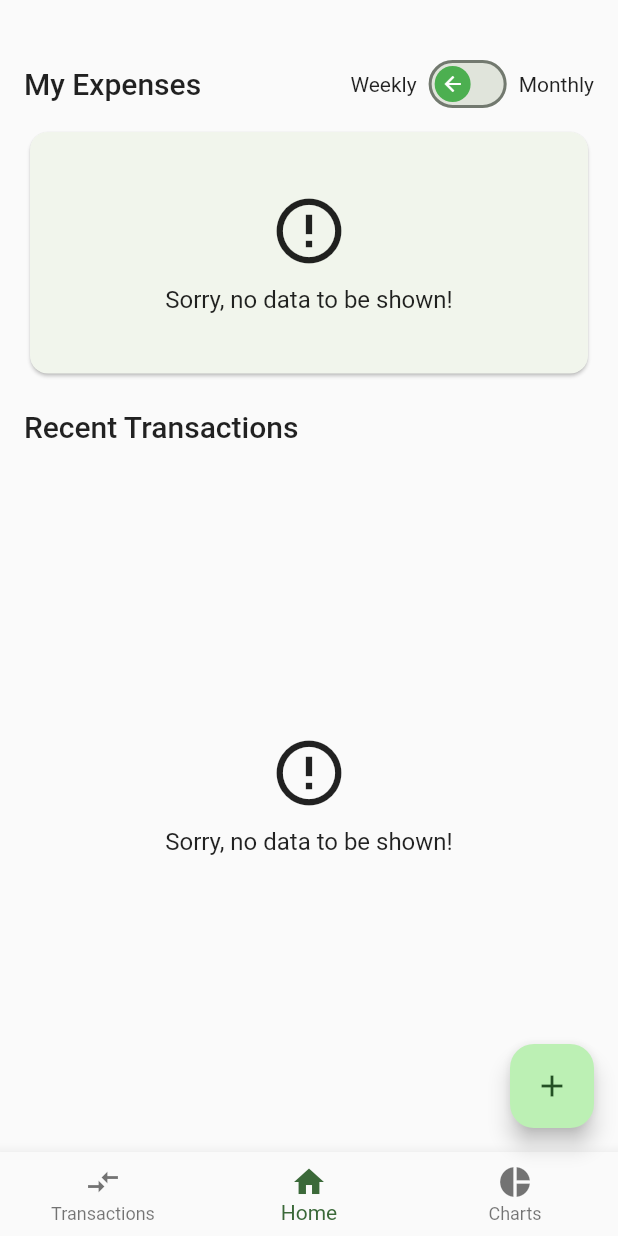
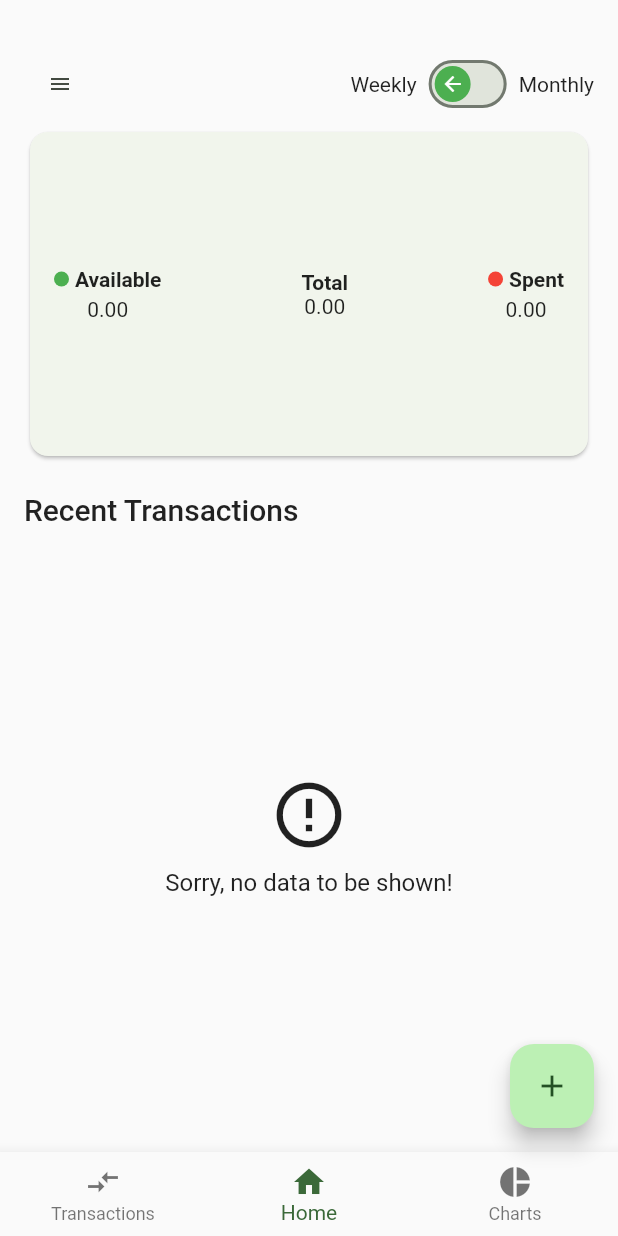
Before and after one commit to dev-aalmonte/expense-tracker, a Flutter app: the TabsPage screen opened by its route, on a phone screen of 412 x 824 dp. Run offline on Flutter 3.47's test engine with Material 2 defaults, Android fonts, the phone set to English and light mode, and no system bars; drawn by our look-alikes of fl_chart; our stand-ins replace flutter_multi_formatter, jiffy, shared_preferences, sqflite; missing offline and left inert: auto_size_text_field; accounts and stored records are empty.

Commit message:
Integrate Accounts on transactions

```diff
--- a/lib/helpers/db_helper.dart
+++ b/lib/helpers/db_helper.dart
@@ -1,3 +1,4 @@
+import 'package:expense_tracker/models/db_where.dart';
 import 'package:shared_preferences/shared_preferences.dart';
 import 'package:sqflite/sqflite.dart' as sql;
 import 'package:path/path.dart' as path;
@@ -37,6 +38,13 @@ class DBHelper {
     return db.insert(table, data, conflictAlgorithm: ConflictAlgorithm.replace);
   }
 
+  static Future<int> update(
+      String table, Map<String, dynamic> values, DBWhere where) async {
+    final db = await DBHelper.database();
+    return db.update(table, values,
+        where: where.toString(), whereArgs: [where.value]);
+  }
+
   static Future<List<Map<String, dynamic>>> getData(String table) async {
     final db = await DBHelper.database();
     return db.query(table, orderBy: "id DESC");
@@ -46,6 +54,29 @@ class DBHelper {
       String table, String column, var value) async {
     final db = await DBHelper.database();
     return db.query(table, where: '$column = ?', whereArgs: [value]);
+  }
+
+  static Future<List<Map<String, dynamic>>> fetchWhereMultiple(
+      String table, List<DBWhere> arguments) async {
+    final db = await DBHelper.database();
+    String where = '';
+    List values = [];
+    for (final argument in arguments) {
+      where += argument.toString();
+
+      if (argument.operation == WhereOperation.between) {
+        values.add(argument.value[0]);
+        values.add(argument.value[1]);
+      } else {
+        values.add(argument.value);
+      }
+
+      if (argument.chain != null) {
+        where += "${WhereChain.operatorToString(argument.chain!)} ";
+      }
+    }
+
+    return db.query(table, where: where, whereArgs: values);
   }
 
   static Future<List<Map<String, dynamic>>> fetchWhereBetween(
--- /dev/null
+++ b/lib/models/db_where.dart
@@ -0,0 +1,65 @@
+enum WhereOperation {
+  equal,
+  notEqual,
+  less,
+  lessOrEqual,
+  greater,
+  greaterOrEqual,
+  between;
+
+  static String operatorToString(WhereOperation operation) {
+    switch (operation) {
+      case WhereOperation.equal:
+        return "=";
+      case WhereOperation.notEqual:
+        return "!=";
+      case WhereOperation.less:
+        return "<";
+      case WhereOperation.lessOrEqual:
+        return "<=";
+      case WhereOperation.greater:
+        return ">";
+      case WhereOperation.greaterOrEqual:
+        return ">=";
+      case WhereOperation.between:
+        return "BETWEEN";
+    }
+  }
+}
+
+enum WhereChain {
+  and,
+  or;
+
+  static String operatorToString(WhereChain operation) {
+    switch (operation) {
+      case WhereChain.and:
+        return "AND";
+      case WhereChain.or:
+        return "OR";
+    }
+  }
+}
+
+class DBWhere {
+  String column;
+  WhereOperation operation;
+  dynamic value;
+  WhereChain? chain;
+
+  DBWhere({
+    required this.column,
+    required this.operation,
+    required this.value,
+    this.chain,
+  });
+
+  @override
+  String toString() {
+    if (operation == WhereOperation.between) {
+      return "$column ${WhereOperation.operatorToString(operation)} ? AND ? ";
+    } else {
+      return "$column ${WhereOperation.operatorToString(operation)} ? ";
+    }
+  }
+}
--- a/lib/models/transaction.dart
+++ b/lib/models/transaction.dart
@@ -56,7 +56,7 @@ extension ParseToString on Categories {
 
 class Transaction {
   late int? id;
-  final Account? account;
+  final Account account;
   final TransactionType type;
   final double amount;
   final DateTime date;
@@ -65,7 +65,7 @@ class Transaction {
 
   Transaction({
     this.id,
-    this.account,
+    required this.account,
     required this.type,
     required this.amount,
     required this.date,
--- a/lib/pages/accounts_page.dart
+++ b/lib/pages/accounts_page.dart
@@ -19,7 +19,6 @@ class _AccountPageState extends State<AccountPage> {
 
   @override
   void initState() {
-    // TODO: implement initState
     super.initState();
     Provider.of<AccountProvider>(context, listen: false).fetchAccount();
   }
@@ -108,6 +107,8 @@ class AccountCard extends StatelessWidget {
       padding: const EdgeInsets.symmetric(horizontal: 20),
       child: GestureDetector(
         onTap: () {
+          Provider.of<AccountProvider>(context, listen: false).activeAccount =
+              account;
           Navigator.of(context).pushNamed(TabsPage.route);
         },
         child: Card(
--- a/lib/pages/home_page.dart
+++ b/lib/pages/home_page.dart
@@ -1,4 +1,6 @@
+import 'package:expense_tracker/models/account.dart';
 import 'package:expense_tracker/models/transaction.dart';
+import 'package:expense_tracker/providers/account_provider.dart';
 import 'package:expense_tracker/providers/transactions_provider.dart';
 import 'package:expense_tracker/widgets/transaction_tile.dart';
 import 'package:fl_chart/fl_chart.dart';
@@ -22,18 +24,47 @@ class _HomePageState extends State<HomePage> {
       padding: const EdgeInsets.symmetric(vertical: 4),
       child: FutureBuilder(
         future: Provider.of<TransactionsProvider>(context)
-            .fetchTransactionSummary(isMonthly: isMonthly),
+            .fetchTransactionSummary(
+                Provider.of<AccountProvider>(context, listen: false)
+                    .activeAccount!,
+                isMonthly: isMonthly),
         builder: (context, snapshot) => Column(
           crossAxisAlignment: CrossAxisAlignment.start,
           children: [
             Row(
               mainAxisAlignment: MainAxisAlignment.spaceBetween,
               children: [
-                Text(
-                  "My Expenses",
-                  style: Theme.of(context).textTheme.titleLarge,
+                DropdownMenu(
+                  initialSelection:
+                      Provider.of<AccountProvider>(context, listen: false)
+                          .activeAccount,
+                  inputDecorationTheme: const InputDecorationTheme(
+                    border: InputBorder.none,
+                    isCollapsed: true,
+                    isDense: false,
+                  ),
+                  menuStyle: const MenuStyle(
+                    padding: MaterialStatePropertyAll(EdgeInsets.zero),
+                  ),
+                  textStyle: Theme.of(context).textTheme.titleLarge,
+                  trailingIcon: const Icon(null),
+                  selectedTrailingIcon: const Icon(null),
+                  leadingIcon: const Icon(
+                    Icons.menu,
+                    size: 16,
+                  ),
+                  dropdownMenuEntries:
+                      Provider.of<AccountProvider>(context, listen: false)
+                          .accounts
+                          .map((item) => DropdownMenuEntry(
+                                value: item,
+                                label: item.name,
+                                leadingIcon: const Icon(Icons.credit_card),
+                              ))
+                          .toList(),
                 ),
                 Row(
+                  mainAxisSize: MainAxisSize.min,
                   children: [
                     const Text("Weekly"),
                     Padding(
@@ -69,25 +100,19 @@ class _HomePageState extends State<HomePage> {
                 style: Theme.of(context).textTheme.titleLarge,
               ),
             ),
-            Expanded(
-              child: Consumer<TransactionsProvider>(
-                builder: (context, provider, child) => provider
-                        .summaryTransactions.isNotEmpty
-                    ? ListView.builder(
-                        itemCount: provider.summaryTransactions.length > 4
-                            ? 4
-                            : provider.summaryTransactions.length,
-                        itemBuilder: (context, index) => _recentTransactions(
-                            transactionType:
-                                provider.summaryTransactions[index].type,
-                            category:
-                                provider.summaryTransactions[index].category,
-                            amount: provider.summaryTransactions[index].amount,
-                            date: provider.summaryTransactions[index].date),
-                      )
-                    : child!,
-                child: _noDataWidget(context),
-              ),
+            Expanded(child: _noDataWidget(context)
+                // ListView.builder(
+                //   itemCount: provider.summaryTransactions.length > 4
+                //       ? 4
+                //       : provider.summaryTransactions.length,
+                //   itemBuilder: (context, index) => _recentTransactions(
+                //       transactionType:
+                //           provider.summaryTransactions[index].type,
+                //       category:
+                //           provider.summaryTransactions[index].category,
+                //       amount: provider.summaryTransactions[index].amount,
+                //       date: provider.summaryTransactions[index].date),
+                // )
                 ),
           ],
         ),
@@ -118,50 +143,47 @@ class _HomePageState extends State<HomePage> {
   }
 
   Padding _expensesCard(BuildContext context) {
+    Account currentAccount =
+        Provider.of<AccountProvider>(context).activeAccount!;
     return Padding(
       padding: const EdgeInsets.symmetric(vertical: 4),
       child: Card(
         child: Padding(
           padding: const EdgeInsets.all(8.0),
-          child: Consumer<TransactionsProvider>(
-            builder: (context, provider, child) => provider.deposit > 0.00 ||
-                    provider.spent > 0.00
-                ? Column(
+          child: Column(
             children: [
               Row(
                 mainAxisAlignment: MainAxisAlignment.spaceAround,
                 children: [
                   _expenseLabel(context,
                       label: "Available",
-                              value: (provider.deposit - provider.spent),
+                      value: (currentAccount.available - currentAccount.spent),
                       color: Colors.green),
                   Expanded(
                     child: SizedBox(
                       height: 200,
                       width: 150,
                       child: Stack(children: [
-                                _expenseChartLabel(context, provider.deposit),
+                        _expenseChartLabel(context, currentAccount.available),
                         _expenseChart(
-                                    (provider.deposit - provider.spent),
-                                    provider.spent)
+                          (currentAccount.available - currentAccount.spent),
+                          currentAccount.spent,
+                        )
                       ]),
                     ),
                   ),
                   _expenseLabel(context,
                       label: "Spent",
-                              value: provider.spent,
+                      value: currentAccount.spent,
                       color: Colors.red),
                 ],
               )
             ],
-                  )
-                : child!,
-            child: Padding(
-              padding:
-                  const EdgeInsets.symmetric(horizontal: 16.0, vertical: 32.0),
-              child: _noDataWidget(context),
           ),
-          ),
+          // child: Padding(
+          //   padding:
+          //       const EdgeInsets.symmetric(horizontal: 16.0, vertical: 32.0),
+          //   child: _noDataWidget(context),
         ),
       ),
     );
--- a/lib/pages/tabs_page.dart
+++ b/lib/pages/tabs_page.dart
@@ -2,7 +2,9 @@ import 'package:expense_tracker/pages/add_transaction_page.dart';
 import 'package:expense_tracker/pages/chart_page.dart';
 import 'package:expense_tracker/pages/home_page.dart';
 import 'package:expense_tracker/pages/transactions_page.dart';
+import 'package:expense_tracker/providers/transactions_provider.dart';
 import 'package:flutter/material.dart';
+import 'package:provider/provider.dart';
 
 class TabsPage extends StatefulWidget {
   static const String route = '/tabs';
```
Also changed, not shown: lib/pages/add_transaction_page.dart (+7 -2 lines), lib/pages/transactions_page.dart (+90 -72 lines), lib/providers/account_provider.dart (+35 -0 lines), lib/providers/transactions_provider.dart (+55 -31 lines). Lines whose indentation alone changed are shown as unchanged.
